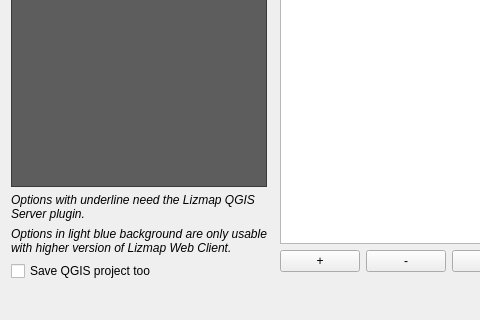
Qt form lizmap/resources/ui/ui_lizmap.ui (3liz/lizmap-plugin) before a commit; both pictures show x 0 to 480 and y 436 to 756 of the 1033 by 756 pixel window.
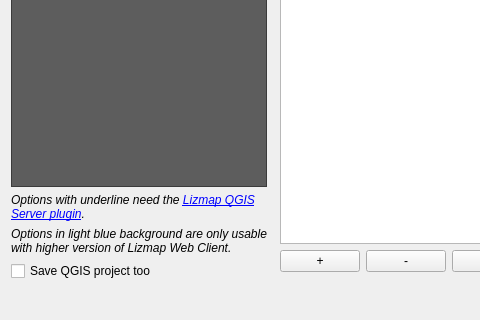
The same form after that commit. Custom widgets are drawn as their Qt base class.

Commit message: UX - Add link to QGIS Server plugin documentation

What changed in the file:
```diff
--- a/lizmap/resources/ui/ui_lizmap.ui
+++ b/lizmap/resources/ui/ui_lizmap.ui
@@ -179,7 +179,7 @@
           </font>
          </property>
          <property name="text">
-          <string>Options with underline need the Lizmap QGIS Server plugin.</string>
+          <string>&lt;html&gt;&lt;head/&gt;&lt;body&gt;&lt;p&gt;Options with underline need the &lt;a href=&quot;https://docs.lizmap.com/current/install/linux.html#qgis-server-plugins&quot;&gt;&lt;span style=&quot; text-decoration: underline; color:#0000ff;&quot;&gt;Lizmap QGIS Server plugin&lt;/span&gt;&lt;/a&gt;.&lt;/p&gt;&lt;/body&gt;&lt;/html&gt;</string>
          </property>
          <property name="wordWrap">
           <bool>true</bool>
```
Left out of the diff: 3 changed lines with no effect on the pictures.
